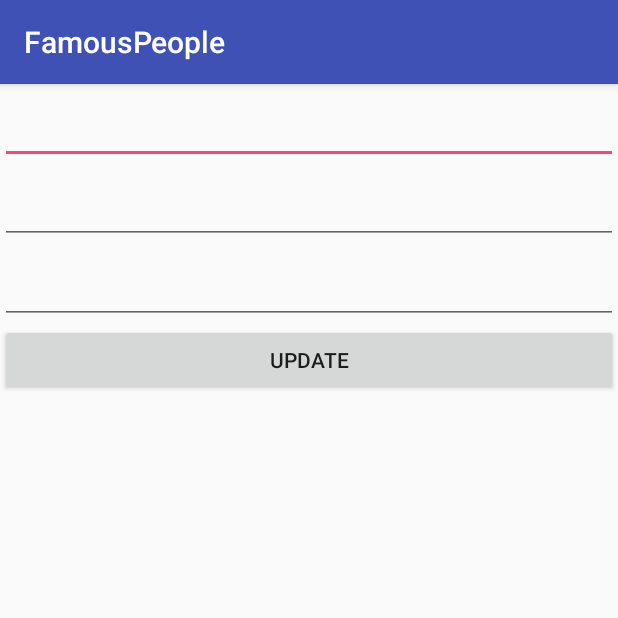
After one commit to st140332/FamousPeople, an Android app: the UpdateUser screen opened directly, with no data from a screen before it, on a phone screen of 412 x 824 dp, the top half of it. The commit adds this screen. Run offline under Robolectric (Android 15) with nearby library versions, the phone set to English and light mode, and no system bars.

Commit message:
Update user info

```diff
--- a/app/src/main/AndroidManifest.xml
+++ b/app/src/main/AndroidManifest.xml
@@ -21,6 +21,7 @@
             </intent-filter>
         </activity>
         <activity android:name=".CreateUser"></activity>
+        <activity android:name=".UpdateUser" />
     </application>
 
 </manifest>
--- a/app/src/main/java/com/vlad/famouspeople/CreateUser.java
+++ b/app/src/main/java/com/vlad/famouspeople/CreateUser.java
@@ -24,7 +24,6 @@ public class CreateUser extends AppCompatActivity {
     EditText lastName;
     EditText email;
     Button button;
-    ArrayList<String> users;
 
     @Override
     protected void onCreate(@Nullable Bundle savedInstanceState) {
--- a/app/src/main/java/com/vlad/famouspeople/MainActivity.java
+++ b/app/src/main/java/com/vlad/famouspeople/MainActivity.java
@@ -37,12 +37,7 @@ public class MainActivity extends AppCompatActivity {
 
         AppDatabase db = App.getInstance().getDatabase();
 
-        // User user = db.userDao().getById(4);
-        //db.userDao().delete(user);
-
         List<User> users = db.userDao().getAllUsers();
-
-
 
         recyclerView.setLayoutManager(new LinearLayoutManager(this));
         adapter = new UserAdapter(users);
--- /dev/null
+++ b/app/src/main/java/com/vlad/famouspeople/UpdateUser.java
@@ -0,0 +1,57 @@
+package com.vlad.famouspeople;
+
+import android.content.Intent;
+import android.os.Bundle;
+import android.support.annotation.Nullable;
+import android.support.v7.app.AppCompatActivity;
+import android.view.View;
+import android.widget.Button;
+import android.widget.EditText;
+
+/**
+ * Created by Vlad on 22.03.2018.
+ */
+
+public class UpdateUser extends AppCompatActivity {
+
+    EditText firstName;
+    EditText lastName;
+    EditText email;
+    Button button;
+
+    @Override
+    protected void onCreate(@Nullable Bundle savedInstanceState) {
+        super.onCreate(savedInstanceState);
+        setContentView(R.layout.user_update);
+        firstName = (EditText)findViewById(R.id.first_name);
+        lastName = (EditText)findViewById(R.id.last_name);
+        email = (EditText)findViewById(R.id.email);
+        button = (Button)findViewById(R.id.Update);
+
+        getParam();
+
+       button.setOnClickListener(new View.OnClickListener() {
+           @Override
+            public void onClick(View view) {
+               AppDatabase db = App.getInstance().getDatabase();
+               int Id =getIntent().getIntExtra("Id",1);
+                 User user = db.userDao().getById(Id);
+               user.setFirstName(firstName.getText().toString());
+               user.setLastName(lastName.getText().toString());
+               user.setEmail(email.getText().toString());
+               db.userDao().update(user);
+               startActivity(new Intent(UpdateUser.this, MainActivity.class));
+           }
+        });
+    }
+
+    public void getParam(){
+        String FName = getIntent().getStringExtra("FName");
+        String LName = getIntent().getStringExtra("LName");
+        String Email = getIntent().getStringExtra("Email");
+
+        firstName.setText(FName);
+        lastName.setText(LName);
+        email.setText(Email);
+    }
+}
--- a/app/src/main/java/com/vlad/famouspeople/UserDao.java
+++ b/app/src/main/java/com/vlad/famouspeople/UserDao.java
@@ -4,6 +4,7 @@ import android.arch.persistence.room.Dao;
 import android.arch.persistence.room.Delete;
 import android.arch.persistence.room.Insert;
 import android.arch.persistence.room.Query;
+import android.arch.persistence.room.Update;
 
 import java.util.List;
 
@@ -25,4 +26,7 @@ public interface UserDao {
 
     @Delete
     void delete(User user);
+
+    @Update
+    void update(User user);
 }
--- a/app/src/main/res/layout/user_row.xml
+++ b/app/src/main/res/layout/user_row.xml
@@ -2,7 +2,8 @@
 <LinearLayout xmlns:android="http://schemas.android.com/apk/res/android"
     android:orientation="vertical" android:layout_width="match_parent"
     android:layout_height="wrap_content"
-    android:padding="12dp">
+    android:padding="12dp"
+    android:id="@+id/linearLayoyt">
 
     <TextView
         android:id="@+id/first_name"
--- /dev/null
+++ b/app/src/main/res/layout/user_update.xml
@@ -0,0 +1,27 @@
+<?xml version="1.0" encoding="utf-8"?>
+<LinearLayout
+    xmlns:android="http://schemas.android.com/apk/res/android" android:layout_width="match_parent"
+    android:layout_height="match_parent"
+    android:orientation="vertical">
+
+    <EditText
+        android:id="@+id/first_name"
+        android:layout_width="match_parent"
+        android:layout_height="wrap_content"
+        android:textSize="24sp"/>
+    <EditText
+        android:id="@+id/last_name"
+        android:layout_width="match_parent"
+        android:layout_height="wrap_content"
+        android:textSize="24sp"/>
+    <EditText
+        android:id="@+id/email"
+        android:layout_width="match_parent"
+        android:layout_height="wrap_content"
+        android:textSize="24sp"/>
+    <Button
+        android:id="@+id/Update"
+        android:layout_width="match_parent"
+        android:layout_height="wrap_content"
+        android:text="Update"/>
+</LinearLayout>
```
Also changed, not shown: app/src/main/java/com/vlad/famouspeople/UserAdapter.java (+24 -1 lines).
